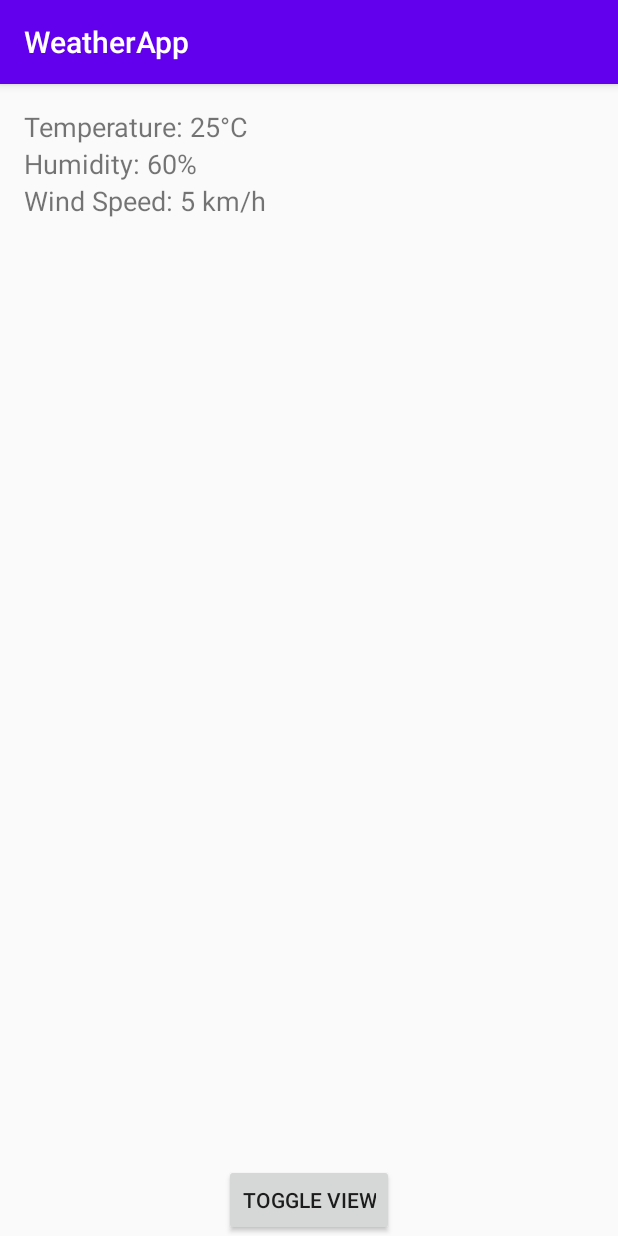
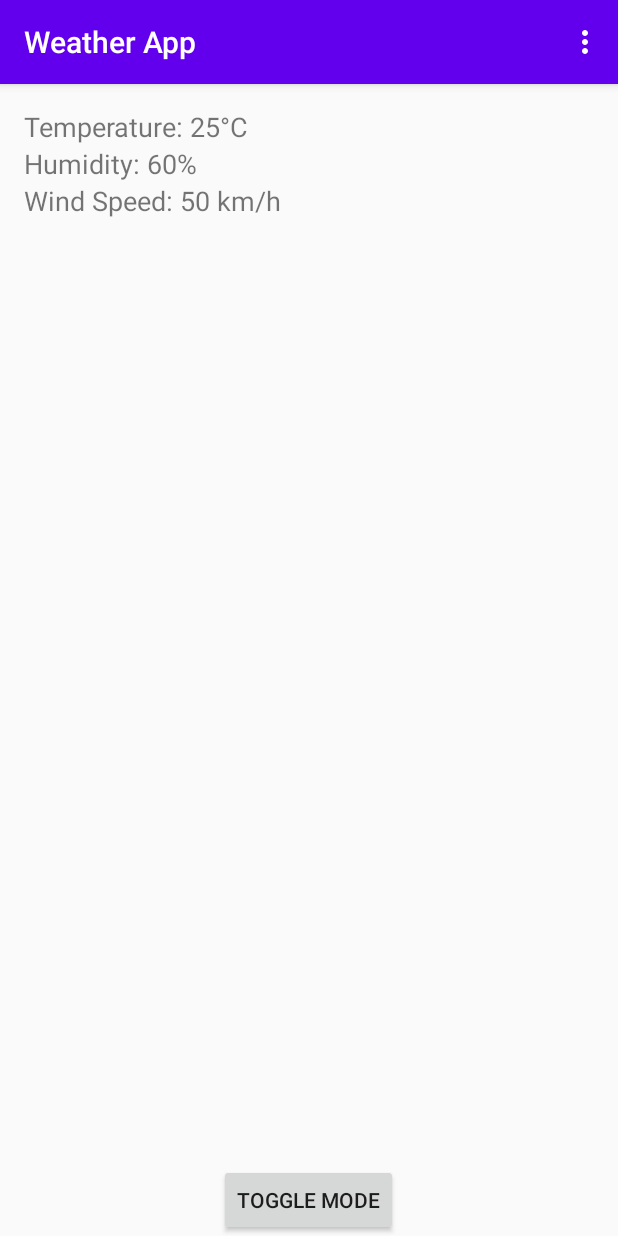
Before and after one commit to GeX38/WeatherApp, an Android app built with Jetpack Compose: the fragment DetailedWeatherFragment placed in its activity, on a phone screen of 412 x 824 dp. Run offline under Robolectric (Android 15) with nearby library versions, the phone set to English and light mode, and no system bars.

Commit message:
task7(MenuWork)

```diff
--- a/app/src/main/res/layout/fragment_detailed_weather.xml
+++ b/app/src/main/res/layout/fragment_detailed_weather.xml
@@ -9,20 +9,20 @@
         android:id="@+id/temperature"
         android:layout_width="wrap_content"
         android:layout_height="wrap_content"
-        android:text="Temperature: 25°C"
+        android:text="@string/temperature"
         android:textSize="18sp" />
 
     <TextView
         android:id="@+id/humidity"
         android:layout_width="wrap_content"
         android:layout_height="wrap_content"
-        android:text="Humidity: 60%"
+        android:text="@string/humidity"
         android:textSize="18sp" />
 
     <TextView
         android:id="@+id/windSpeed"
         android:layout_width="wrap_content"
         android:layout_height="wrap_content"
-        android:text="Wind Speed: 5 km/h"
+        android:text="@string/wind_speed"
         android:textSize="18sp" />
 </LinearLayout>
--- /dev/null
+++ b/app/src/main/res/menu/main_menu.xml
@@ -0,0 +1,5 @@
+<menu xmlns:android="http://schemas.android.com/apk/res/android">
+    <item
+        android:id="@+id/menu_language"
+        android:title="@string/menu_language"/>
+</menu>
--- a/app/src/main/res/values/strings.xml
+++ b/app/src/main/res/values/strings.xml
@@ -1,3 +1,11 @@
 <resources>
-    <string name="app_name">WeatherApp</string>
+    <string name="app_name">Weather App</string>
+    <string name="menu_language">Switch Language</string>
+    <string name="btn_toggle_label">Toggle Mode</string>
+    <string name="brief_view">Brief View</string>
+    <string name="detailed_view">Detailed View</string>
+    <string name="choose_weather_view">Choose Weather View</string>
+    <string name="temperature">Temperature: 25°C </string>
+    <string name="humidity">Humidity: 60%</string>
+    <string name="wind_speed">Wind Speed: 50 km/h</string>
 </resources>
```
Also changed, not shown: app/src/main/java/com/example/weatherapp/MainActivity.kt (+48 -5 lines), 1 other file.
